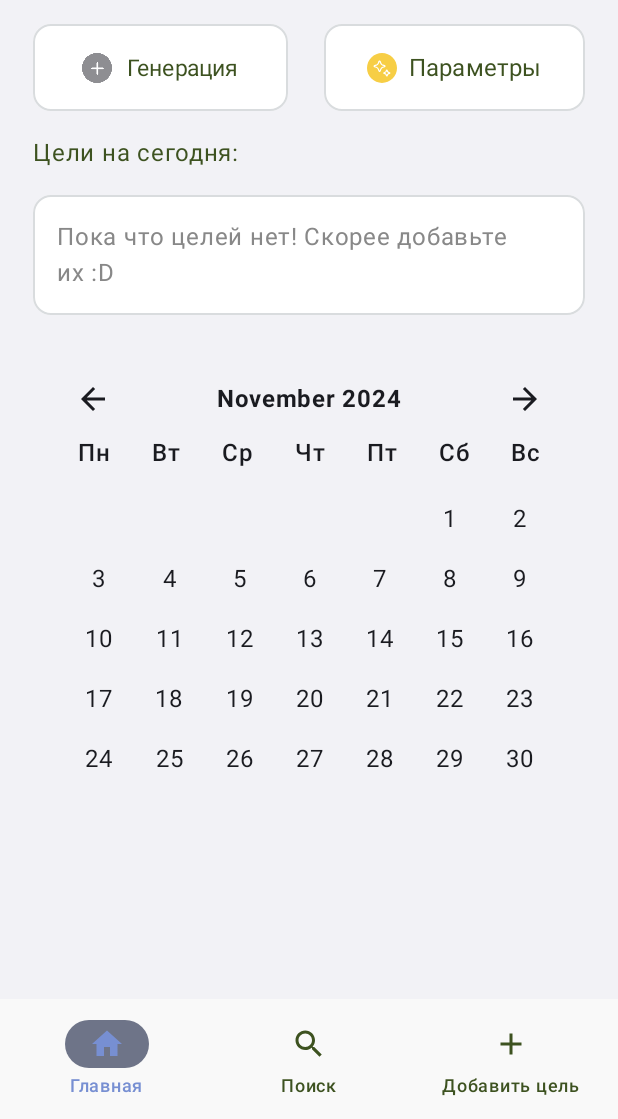
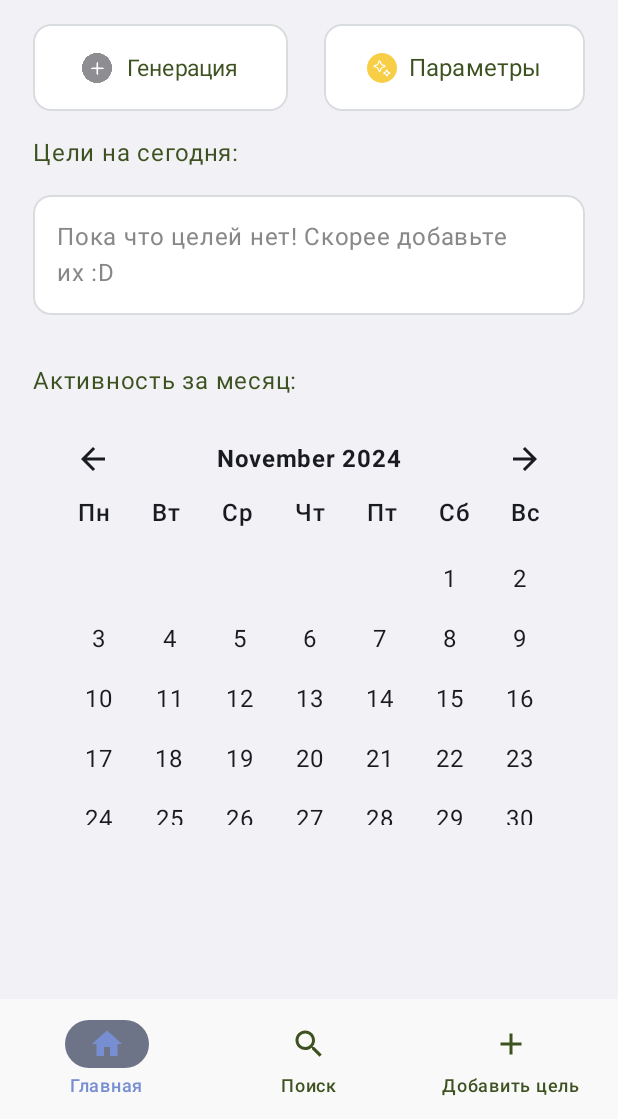
Before and after one commit to k4tr/GoalKeeper, an Android app built with Jetpack Compose: the screen it shows after launch (MainActivity), on a phone screen of 412 x 824 dp, the part 117-1236 px from its top. Run offline under Robolectric (Android 15) with nearby library versions, the phone set to English and light mode, and no system bars; our stand-ins replace Room's generated code.

Commit message:
минимальные исправления прокрутки

```diff
--- a/app/src/main/java/com/example/goalkeeper/module/ActivityCalendar.kt
+++ b/app/src/main/java/com/example/goalkeeper/module/ActivityCalendar.kt
@@ -37,7 +37,10 @@ fun ActivityCalendar(
     val firstDayOfMonth = selectedMonth.atDay(1)
     val daysOffset = firstDayOfMonth.dayOfWeek.value % 7
 
-    Column(modifier = modifier.padding(16.dp)) {
+    Column(
+        modifier = modifier
+            .height(300.dp)
+            .padding(16.dp)) {
         // Шапка с названием месяца и навигацией
         Row(
             modifier = Modifier.fillMaxWidth(),
--- a/app/src/main/java/com/example/goalkeeper/view/GoalsScreen.kt
+++ b/app/src/main/java/com/example/goalkeeper/view/GoalsScreen.kt
@@ -24,6 +24,7 @@ import androidx.compose.foundation.lazy.items
 import androidx.compose.foundation.rememberScrollState
 import androidx.compose.foundation.shape.CornerSize
 import androidx.compose.foundation.shape.RoundedCornerShape
+import androidx.compose.foundation.verticalScroll
 import androidx.compose.material3.Button
 import androidx.compose.material3.ButtonDefaults
 import androidx.compose.material3.Divider
@@ -108,8 +109,10 @@ fun GoalsScreen(
                 .background(Color(0xFFF2F2F6)), // Устанавливаем фон экрана
             contentAlignment = Alignment.TopStart
         ) {
+            // Прокручиваем весь экран
             Column(
                 modifier = Modifier
+                    .verticalScroll(rememberScrollState()) // Прокрутка всего экрана
                     .padding(22.dp)
                     .padding(paddingValues)
             ) {
@@ -119,7 +122,7 @@ fun GoalsScreen(
                     color = Color.Gray,
                     fontSize = 14.sp
                 )
-                Row(){
+                Row {
                     // Название приложения
                     Text(
                         text = "GoalKeeper",
@@ -131,32 +134,31 @@ fun GoalsScreen(
                 }
                 Spacer(modifier = Modifier.height(16.dp))
                 // Кнопки "Параметры" и "Генерация"
-                Row (modifier = Modifier.fillMaxWidth(),
+                Row(
+                    modifier = Modifier.fillMaxWidth(),
                     horizontalArrangement = Arrangement.spacedBy(24.dp)
-                ){
+                ) {
                     GoalButtonGeneration(
                         text = "Генерация",
                         iconRes = R.drawable.icon_add,
                         onClick = {
-
                             goalViewModel.generateGoals()
                         }
-
                     )
-
                     GoalButtonParameters(
                         text = "Параметры",
                         iconRes = R.drawable.component_1,
                         onClick = { navController.navigate("settingsScreen") }
-
                     )
                 }
+
                 // Проверяем и отображаем кастомный Toast
                 if (showToast) {
                     CustomToast(context = context, message = toastMessage) {
                         goalViewModel.resetToastFlag() // Сбрасываем флаг после показа тоста
                     }
                 }
+
                 Text(
                     text = "Цели на сегодня:",
                     color = DarkGreen,
@@ -164,26 +166,28 @@ fun GoalsScreen(
                     fontWeight = FontWeight.Normal,
                     modifier = Modifier.padding(top = 16.dp)
                 )
+
                 Box(
                     modifier = Modifier
                         .fillMaxWidth()
                         .padding(vertical = 16.dp) // Отступы между элементами
                         .background(Color.White, shape = RoundedCornerShape(12.dp)) // Белая подложка с закругленными углами
                         .border(
-                            width = 1.dp, // Ширина обводки
-                            color = Maroon, // Цвет обводки
-                            shape = RoundedCornerShape(12.dp) // Форма обводки
+                            width = 1.dp,
+                            color = Maroon,
+                            shape = RoundedCornerShape(12.dp)
                         )
-                        .padding(16.dp) // Внутренние отступы внутри элемента
-                ){
+                        .padding(16.dp)
+                ) {
                     if (generatedGoals.isEmpty()) {
                         Text(text = "Пока что целей нет! Скорее добавьте их :D", color = Color.Gray)
                     } else {
-                        LazyColumn {
-                            items(generatedGoals) { goal ->
+                        Column { // Используем обычный Column, так как LazyColumn уже не нужен
+                            generatedGoals.forEach { goal ->
+                                val isChecked = goal.isCompleted
                                 GoalItemWithCheckbox(
                                     goal = goal,
-                                    isChecked = goal.isCompleted,
+                                    isChecked = isChecked,
                                     onCheckedChange = { checked ->
                                         goalViewModel.onGoalCheckedChange(goal, checked)
                                     }
@@ -192,6 +196,13 @@ fun GoalsScreen(
                         }
                     }
                 }
+                Text(
+                    text = "Активность за месяц:",
+                    color = DarkGreen,
+                    fontSize = 16.sp,
+                    fontWeight = FontWeight.Normal,
+                    modifier = Modifier.padding(top = 16.dp)
+                )
                 ActivityCalendar(activeDays = activeDaysList)
             }
         }
```
